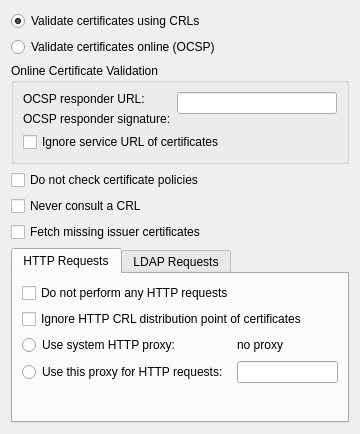
Qt form kmail/ui/smimeconfiguration.ui (KDE/kdepim) before a commit.
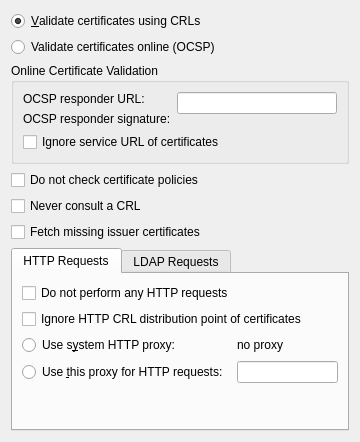
The same form after that commit. Custom widgets are drawn as their Qt base class.

Commit message: trap return key

```diff
--- a/kmail/ui/smimeconfiguration.ui
+++ b/kmail/ui/smimeconfiguration.ui
@@ -7,7 +7,7 @@
     <x>0</x>
     <y>0</y>
     <width>360</width>
-    <height>434</height>
+    <height>442</height>
    </rect>
   </property>
   <layout class="QGridLayout">
@@ -17,7 +17,7 @@
       <string>If this option is selected, S/MIME certificates are validated using Certificate Revocation Lists (CRLs).</string>
      </property>
      <property name="text">
-      <string>Validate certificates using CRLs</string>
+      <string>&amp;Validate certificates using CRLs</string>
      </property>
      <property name="checked">
       <bool>true</bool>
@@ -173,7 +173,7 @@
             <string>If this option is selected, the value of the HTTP proxy shown on the right (which comes from the environment variable http_proxy) will be used for any HTTP request.</string>
            </property>
            <property name="text">
-            <string>Use system HTTP proxy:</string>
+            <string>Use s&amp;ystem HTTP proxy:</string>
            </property>
           </widget>
          </item>
@@ -190,7 +190,7 @@
          <item row="1" column="0">
           <widget class="QRadioButton" name="useCustomHTTPProxyRB">
            <property name="text">
-            <string>Use this proxy for HTTP requests: </string>
+            <string>Use &amp;this proxy for HTTP requests: </string>
            </property>
           </widget>
          </item>
@@ -276,6 +276,11 @@
   </layout>
  </widget>
  <customwidgets>
+  <customwidget>
+   <class>KLineEdit</class>
+   <extends>QLineEdit</extends>
+   <header>klineedit.h</header>
+  </customwidget>
   <customwidget>
    <class>Kleo::KeyRequester</class>
    <extends></extends>
```
Left out of the diff: 15 changed lines with no effect on the pictures.
